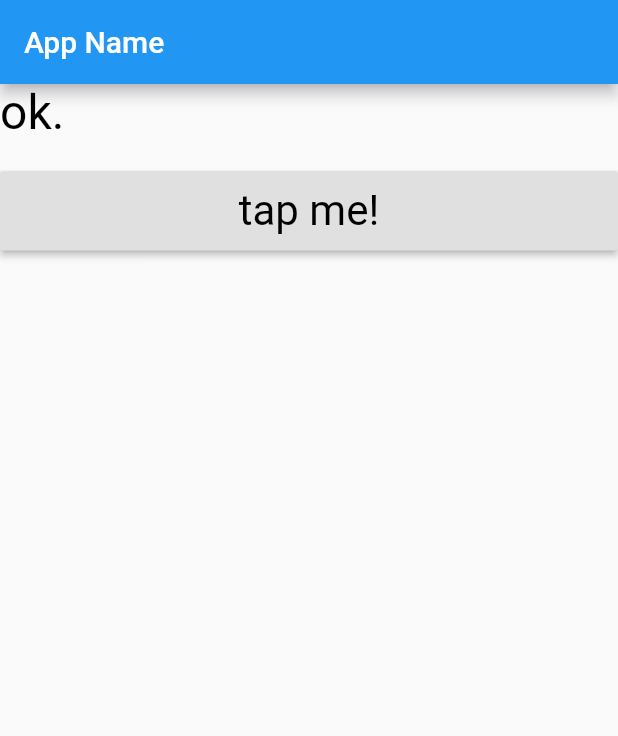
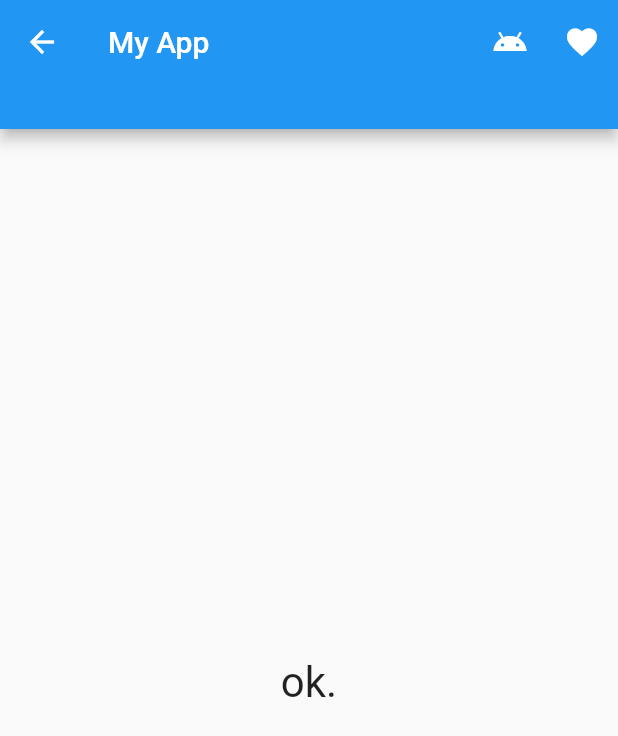
Before and after one commit to mouchi717/flutter_app_intro, a Flutter app: the screen it shows after launch, on a phone screen of 412 x 824 dp. Shown: the top 736 px of the screen. Run offline on Flutter 3.47's test engine with Material 2 defaults, Android fonts, the phone set to English and light mode, and no system bars.

Commit message:
リスト5-1 AppBarをカスタマイズする

```diff
--- /dev/null
+++ b/lib/5-1/main.dart
@@ -0,0 +1,105 @@
+import 'package:flutter/material.dart';
+
+class MyApp5 extends StatelessWidget {
+
+  @override
+  Widget build(BuildContext context) {
+    return new MaterialApp(
+        title: 'Flutter Demo',
+        theme: new ThemeData(
+          primarySwatch: Colors.blue,
+        ),
+        home: MyHomePage(
+          title: 'Flutterサンプルアプリ',
+        )
+    );
+  }
+}
+
+class MyHomePage extends StatefulWidget {
+  MyHomePage({Key key, this.title}): super(key: key);
+
+  final String title;
+
+  @override
+  _MyHomePageState createState()  => new _MyHomePageState();
+}
+
+class _MyHomePageState extends State<MyHomePage> {
+
+  String _message;
+  String _stars = '';
+  int _star = 2;
+
+  @override
+  void initState() {
+    _message = 'ok.';
+    super.initState();
+  }
+
+  // インスタンス生成時に必ず呼び出される
+  @override
+  Widget build(BuildContext context) {
+    return Scaffold(
+      appBar: AppBar(
+
+        title: Text('My App'),
+
+        leading: BackButton(
+          color: Colors.white,
+        ),
+
+        actions: <Widget>[
+          IconButton(
+            icon: Icon(Icons.android),
+            tooltip: 'add star...',
+            onPressed: iconPressedA,
+          ),
+          IconButton(
+            icon: Icon(Icons.favorite),
+            tooltip: 'subtract star...',
+            onPressed: iconPressedB,
+          )
+        ],
+
+        bottom: PreferredSize(
+          preferredSize: const Size.fromHeight(30.0),
+          child: Center(
+            child: Text(_stars,
+              style: TextStyle(
+                fontSize: 22.0,
+                color: Colors.white,
+              ),
+            ),
+          ),
+        ),
+      ),
+
+      body: Center(
+        child: Text(_message,
+          style: const TextStyle(fontSize: 28.0),
+        ),
+      ),
+    );
+  }
+
+  void iconPressedA() {
+    _message = 'tap "android."';
+    _star++;
+    update();
+  }
+
+  void iconPressedB() {
+    _message = 'tap "favarite."';
+    _star--;
+    update();
+  }
+
+  void update() {
+    _star = _star < 0 ? 0 : _star > 5 ? 5 : _star;
+    setState(() {
+      _stars = '★★★★★☆☆☆☆☆'.substring(5 - _star, 5 - _star + 5);
+      _message = _message + '[$_star]';
+    });
+  }
+}
--- a/lib/main.dart
+++ b/lib/main.dart
@@ -1,7 +1,7 @@
 import 'package:flutter/material.dart';
-import 'package:flutter_app_intro/4-3/main.dart';
+import 'package:flutter_app_intro/5-1/main.dart';
 
-void main() => runApp(new MyApp4());
+void main() => runApp(new MyApp5());
 
 class MyApp extends StatelessWidget {
 
```
